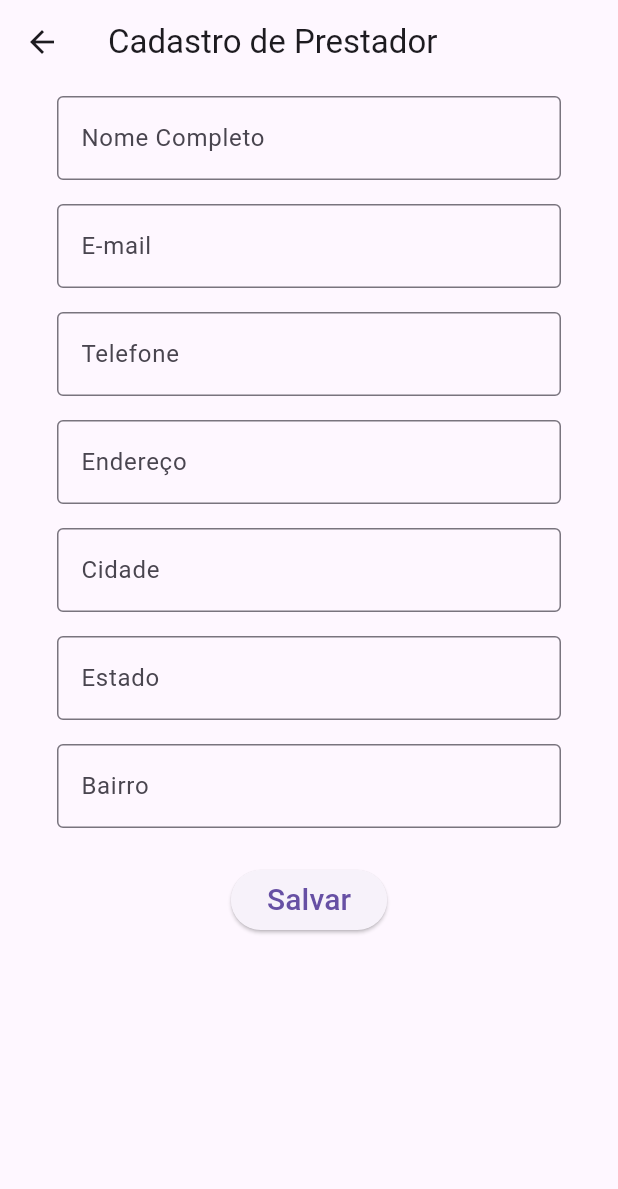
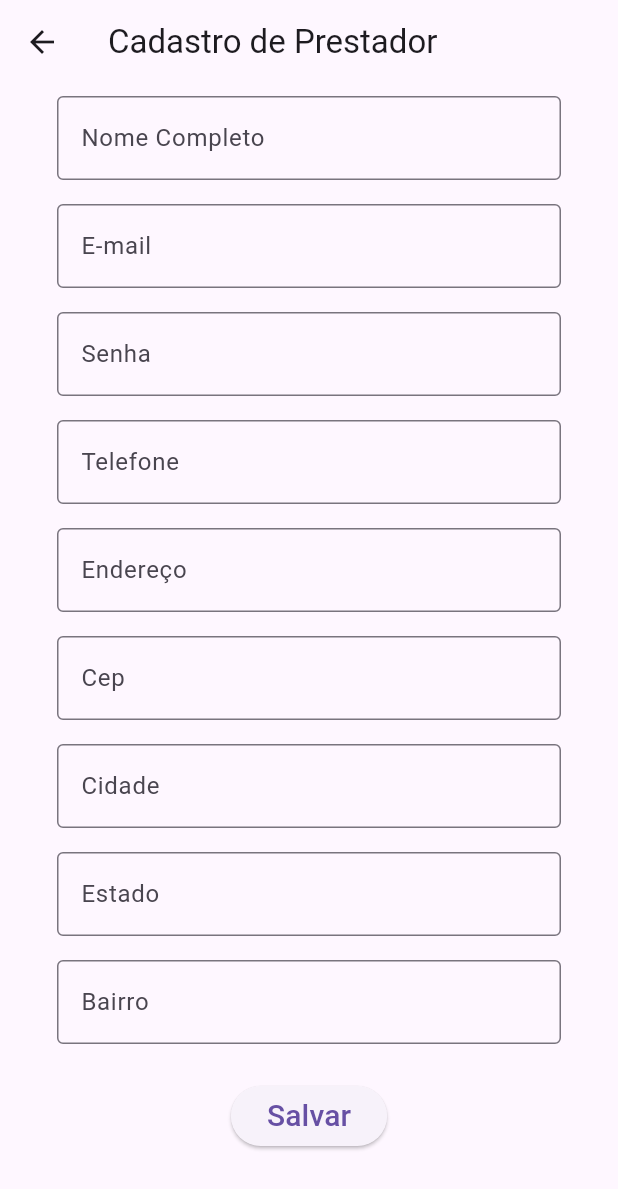
Before and after one commit to AlanJovita/WissenAplicativo, a Flutter app: the CadastroUsuarioPage screen opened directly, after a tap on "Salvar", on a phone screen of 412 x 824 dp. Shown: the top 1189 px of the screen. Run offline on Flutter 3.47's test engine with Material 3 defaults, Android fonts, the phone set to English and light mode, and no system bars; our stand-ins replace appwrite, image_picker; network calls fail.

Commit message:
salvando usuario

```diff
--- a/wissen/lib/server/bll/usuario_bll.dart
+++ b/wissen/lib/server/bll/usuario_bll.dart
@@ -1,5 +1,7 @@
 import 'package:appwrite/appwrite.dart';
+import 'package:appwrite/models.dart';
 import 'package:wissen/server/constantes.dart';
+import 'package:wissen/server/models/usuario.dart';
 
 class UsuarioBLL {
   Future<bool> validarLogin(String login, String senha) async {
@@ -23,4 +25,21 @@ class UsuarioBLL {
       return false;
     }
   }
+
+  void SalvarUsuario(Usuario usuario) async {
+    final client = Client().setEndpoint(urlEndpoint).setProject(projectId);
+    final databases = Databases(client);
+
+    try {
+      await databases.createDocument(
+        databaseId: databaseId,
+        collectionId: collectionIdUsuario,
+        data: usuario.toJson(),
+        documentId: ID.unique(),
+      );
+    } catch (e) {
+      // Handle any errors that occur during the save process
+      print('Error saving user: $e');
+    }
+  }
 }
--- a/wissen/lib/server/models/usuario.dart
+++ b/wissen/lib/server/models/usuario.dart
@@ -1,6 +1,5 @@
 class Usuario {
   late String nome;
-  late String login;
   late String senha;
   late String email;
   late String telefone;
@@ -9,11 +8,22 @@ class Usuario {
   late String estado;
   late String cep;
   late String bairro;
-  late String foto;
   late String tipoUsuario;
   late String status;
-  late DateTime dataNascimento;
-  late DateTime dataCadastro;
-  late DateTime dataAlteracao;
-  late DateTime dataExclusao;
+
+  toJson() {
+    return {
+      'nome': nome,
+      'senha': senha,
+      'email': email,
+      'telefone': telefone,
+      'endereco': endereco,
+      'cidade': cidade,
+      'estado': estado,
+      'cep': cep,
+      'bairro': bairro,
+      'tipo_usuario': tipoUsuario,
+      'status': status,
+    };
+  }
 }
--- a/wissen/lib/ui/pages/cadastro/cadastro_usuario_page.dart
+++ b/wissen/lib/ui/pages/cadastro/cadastro_usuario_page.dart
@@ -1,7 +1,6 @@
-import 'dart:io';
-
 import 'package:flutter/material.dart';
 import 'package:image_picker/image_picker.dart';
+import 'package:wissen/server/bll/usuario_bll.dart';
 import 'package:wissen/server/models/usuario.dart';
 
 class CadastroUsuarioPage extends StatefulWidget {
@@ -52,12 +51,20 @@ class _CadastroUsuarioPageState extends State<CadastroUsuarioPage> {
                     usuario.email = value;
                     return null;
                   }),
+                  rjTextBox("Senha", (value) {
+                    usuario.senha = value;
+                    return null;
+                  }),
                   rjTextBox("Telefone", (value) {
                     usuario.telefone = value;
                     return null;
                   }),
                   rjTextBox("Endereço", (value) {
                     usuario.endereco = value;
+                    return null;
+                  }),
+                  rjTextBox("Cep", (value) {
+                    usuario.cep = value;
                     return null;
                   }),
                   rjTextBox("Cidade", (value) {
@@ -77,8 +84,9 @@ class _CadastroUsuarioPageState extends State<CadastroUsuarioPage> {
                     child: ElevatedButton(
                       onPressed: () {
                         if (_formKey.currentState!.validate()) {
-                          var usuario = Usuario();
-                          usuario.nome = "Nome";
+                          usuario.tipoUsuario = 'Cliente';
+                          usuario.status = 'Ativo';
+                          UsuarioBLL().SalvarUsuario(usuario);
                         }
                       },
                       child:
--- a/wissen/lib/ui/pages/login_page.dart
+++ b/wissen/lib/ui/pages/login_page.dart
@@ -58,7 +58,7 @@ class _LoginPageState extends State<LoginPage> {
                         return null;
                       },
                       onSaved: (value) {
-                        usuario.login = value!;
+                        usuario.email = value!;
                       },
                     ),
                     const SizedBox(height: 10),
@@ -85,7 +85,7 @@ class _LoginPageState extends State<LoginPage> {
                         onPressed: () {
                           if (_formKey.currentState!.validate()) {
                             _formKey.currentState!.save(); // Save the form data
-                            _realizarLogin(usuario.login, usuario.senha);
+                            _realizarLogin(usuario.email, usuario.senha);
                           }
                         },
                         child: const Text('Entrar',
```
Also changed, not shown: 1 other file.
